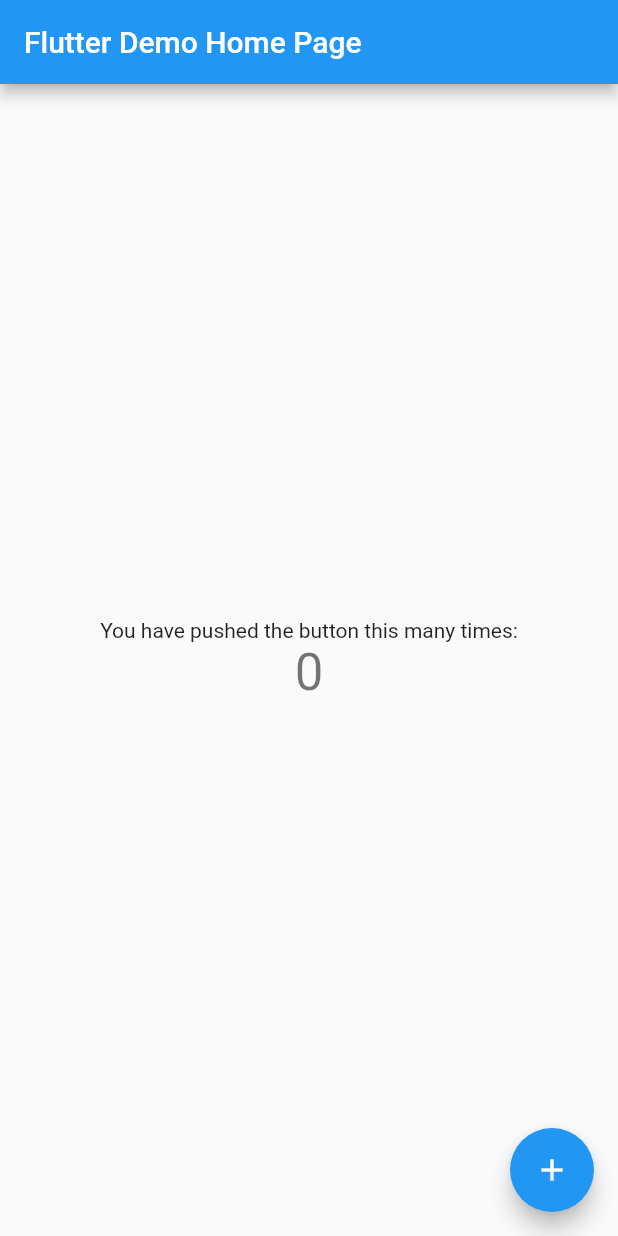
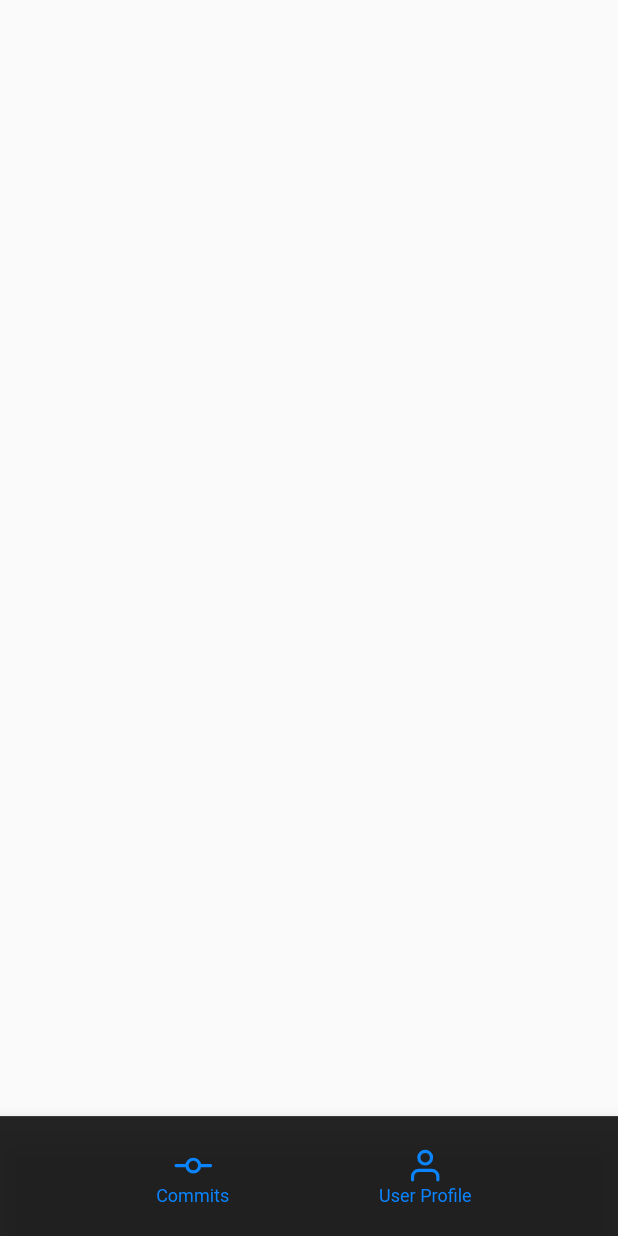
Before and after one commit to atiqrs/gtaf_ui_test, a Flutter app: the screen it shows after launch, on a phone screen of 412 x 824 dp. Run offline on Flutter 3.47's test engine with Material 2 defaults, Android fonts, the phone set to English and light mode, and no system bars; our stand-ins replace flutter_svg.

Commit message:
navigation bar added

```diff
--- /dev/null
+++ b/lib/core/util/colors.dart
@@ -0,0 +1,11 @@
+import 'package:flutter/material.dart';
+
+// colors
+const mainColor = Color.fromRGBO(29, 29, 29, 0.94);
+const navBackgroundColor = Color.fromRGBO(22, 22, 22, 0.94);
+
+const cardBackgroundColor = Color(0xff333333);
+const cardDeviderColor = Color(0xff404040);
+
+const iconSelectedColor = Color.fromRGBO(10, 132, 255, 1);
+const iconUnselectedColor = Color.fromRGBO(10, 132, 255, 1);
--- /dev/null
+++ b/lib/core/util/constants.dart
@@ -0,0 +1,3 @@
+//svg pictures image location
+const String iCommit = 'assets/icons/commit.svg';
+const String iUser = 'assets/icons/user.svg';
--- /dev/null
+++ b/lib/home/home.dart
@@ -0,0 +1,80 @@
+import 'package:flutter/material.dart';
+
+import '../core/util/colors.dart';
+import '../core/util/constants.dart';
+
+import 'widget/nav_button.dart';
+
+class MyHomePage extends StatefulWidget {
+  const MyHomePage({Key? key}) : super(key: key);
+
+  @override
+  State<MyHomePage> createState() => _MyHomePageState();
+}
+
+class _MyHomePageState extends State<MyHomePage> {
+  String userProfileButtonText = 'User Profile';
+  String commitsButtonText = 'Commits';
+  static const _commitIndex = 0;
+  static const _userIndex = 1;
+  int _currentIndex = 0;
+
+  @override
+  Widget build(BuildContext context) {
+    Size size = MediaQuery.of(context).size;
+    double height = size.height;
+    double width = size.width;
+    return Scaffold(
+      body: IndexedStack(
+        index: _currentIndex,
+        children: const [
+          // CommitPage(),
+          // UserProfilePage(),
+        ],
+      ),
+      bottomNavigationBar: BottomAppBar(
+        color: navBackgroundColor,
+        child: Padding(
+          padding: const EdgeInsets.all(7.0),
+          child: SizedBox(
+            height: height * .08,
+            width: double.infinity,
+            child: Row(
+              children: <Widget>[
+                const Spacer(),
+                // commit
+                CustomeBottomNavButton(
+                  ownIndex: _commitIndex,
+                  currentIndex: _currentIndex,
+                  title: commitsButtonText,
+                  iconInfo: iCommit,
+                  onTap: () {
+                    setState(() {
+                      _currentIndex = _commitIndex;
+                      debugPrint('$_currentIndex');
+                    });
+                  },
+                ),
+                SizedBox(width: width * .18),
+                // User Profile
+                CustomeBottomNavButton(
+                  ownIndex: _userIndex,
+                  currentIndex: _currentIndex,
+                  title: userProfileButtonText,
+                  iconInfo: iUser,
+                  onTap: () {
+                    setState(() {
+                      _currentIndex = _userIndex;
+                      debugPrint('$_currentIndex');
+                    });
+                  },
+                ),
+                const Spacer(),
+              ],
+            ),
+          ),
+        ),
+      ),
+    );
+  }
+}
--- a/lib/home/widget/nav_button.dart
+++ b/lib/home/widget/nav_button.dart
@@ -25,15 +25,21 @@ class CustomeBottomNavButton extends StatefulWidget {
 class _CustomeBottomNavButtonState extends State<CustomeBottomNavButton> {
   @override
   Widget build(BuildContext context) {
+    Size size = MediaQuery.of(context).size;
+    double height = size.height;
     return Expanded(
       child: InkWell(
           splashColor: Colors.transparent,
           highlightColor: Colors.transparent,
           onTap: widget.onTap,
           child: Column(
+            crossAxisAlignment: CrossAxisAlignment.center,
+            mainAxisAlignment: MainAxisAlignment.center,
             children: [
               SvgPicture.asset(
                 widget.iconInfo,
+                height: (height * .08) * .4,
+                width: (height * .08) * .4,
                 color: widget.currentIndex == widget.ownIndex
                     ? iconSelectedColor
                     : iconUnselectedColor,
--- a/lib/main.dart
+++ b/lib/main.dart
@@ -1,4 +1,6 @@
 import 'package:flutter/material.dart';
+
+import 'home/home.dart';
 
 void main() {
   runApp(const MyApp());
@@ -7,109 +9,11 @@ void main() {
 class MyApp extends StatelessWidget {
   const MyApp({Key? key}) : super(key: key);
 
-  // This widget is the root of your application.
   @override
   Widget build(BuildContext context) {
-    return MaterialApp(
-      title: 'Flutter Demo',
-      theme: ThemeData(
-        // This is the theme of your application.
-        //
-        // Try running your application with "flutter run". You'll see the
-        // application has a blue toolbar. Then, without quitting the app, try
-        // changing the primarySwatch below to Colors.green and then invoke
-        // "hot reload" (press "r" in the console where you ran "flutter run",
-        // or simply save your changes to "hot reload" in a Flutter IDE).
-        // Notice that the counter didn't reset back to zero; the application
-        // is not restarted.
-        primarySwatch: Colors.blue,
-      ),
-      home: const MyHomePage(title: 'Flutter Demo Home Page'),
+    return const MaterialApp(
+      title: "GTAF UI",
+      home: MyHomePage(),
     );
   }
 }
-
-class MyHomePage extends StatefulWidget {
-  const MyHomePage({Key? key, required this.title}) : super(key: key);
-
-  // This widget is the home page of your application. It is stateful, meaning
-  // that it has a State object (defined below) that contains fields that affect
-  // how it looks.
-
-  // This class is the configuration for the state. It holds the values (in this
-  // case the title) provided by the parent (in this case the App widget) and
-  // used by the build method of the State. Fields in a Widget subclass are
-  // always marked "final".
-
-  final String title;
-
-  @override
-  State<MyHomePage> createState() => _MyHomePageState();
-}
-
-class _MyHomePageState extends State<MyHomePage> {
-  int _counter = 0;
-
-  void _incrementCounter() {
-    setState(() {
-      // This call to setState tells the Flutter framework that something has
-      // changed in this State, which causes it to rerun the build method below
-      // so that the display can reflect the updated values. If we changed
-      // _counter without calling setState(), then the build method would not be
-      // called again, and so nothing would appear to happen.
-      _counter++;
-    });
-  }
-
-  @override
-  Widget build(BuildContext context) {
-    // This method is rerun every time setState is called, for instance as done
-    // by the _incrementCounter method above.
-    //
-    // The Flutter framework has been optimized to make rerunning build methods
-    // fast, so that you can just rebuild anything that needs updating rather
-    // than having to individually change instances of widgets.
-    return Scaffold(
-      appBar: AppBar(
-        // Here we take the value from the MyHomePage object that was created by
-        // the App.build method, and use it to set our appbar title.
-        title: Text(widget.title),
-      ),
-      body: Center(
-        // Center is a layout widget. It takes a single child and positions it
-        // in the middle of the parent.
-        child: Column(
-          // Column is also a layout widget. It takes a list of children and
-          // arranges them vertically. By default, it sizes itself to fit its
-          // children horizontally, and tries to be as tall as its parent.
-          //
-          // Invoke "debug painting" (press "p" in the console, choose the
-          // "Toggle Debug Paint" action from the Flutter Inspector in Android
-          // Studio, or the "Toggle Debug Paint" command in Visual Studio Code)
-          // to see the wireframe for each widget.
-          //
-          // Column has various properties to control how it sizes itself and
-          // how it positions its children. Here we use mainAxisAlignment to
-          // center the children vertically; the main axis here is the vertical
-          // axis because Columns are vertical (the cross axis would be
-          // horizontal).
-          mainAxisAlignment: MainAxisAlignment.center,
-          children: <Widget>[
-            const Text(
-              'You have pushed the button this many times:',
-            ),
-            Text(
-              '$_counter',
-              style: Theme.of(context).textTheme.headline4,
-            ),
-          ],
-        ),
-      ),
-      floatingActionButton: FloatingActionButton(
-        onPressed: _incrementCounter,
-        tooltip: 'Increment',
-        child: const Icon(Icons.add),
-      ), // This trailing comma makes auto-formatting nicer for build methods.
-    );
-  }
-}
```
Also changed, not shown: pubspec.yaml (+7 -6 lines), assets/icons/commit.svg (added), assets/icons/user.svg (added), pubspec.lock.
